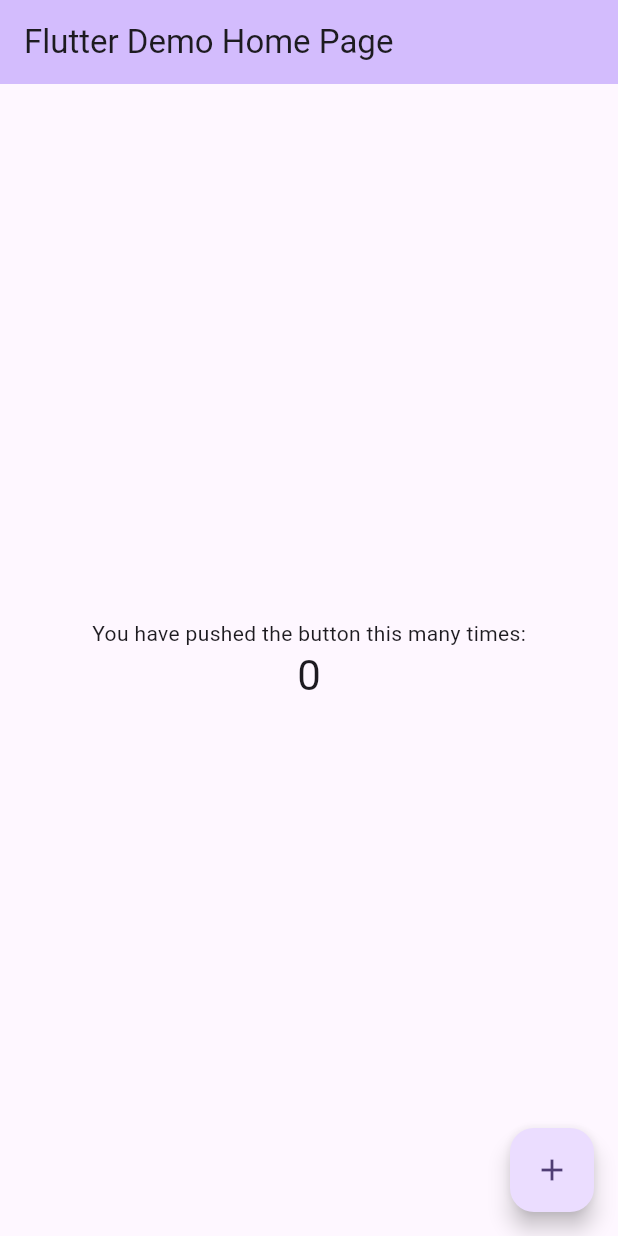
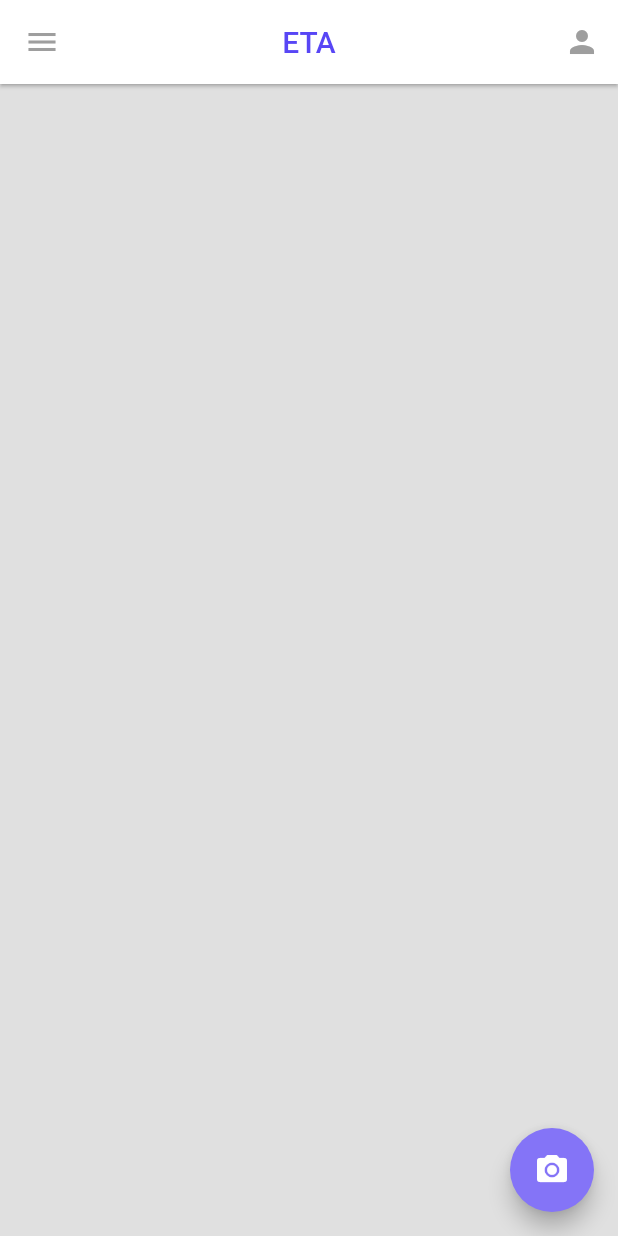
Before and after one commit to Capstone-design-ETA/ETA_Flutter, a Flutter app: the screen it shows after launch, on a phone screen of 412 x 824 dp. Run offline on Flutter 3.47's test engine with Material 2 defaults, Android fonts, the light colour scheme and no system bars.

Commit message:
feat: add map_view.dart #3

```diff
--- a/lib/main.dart
+++ b/lib/main.dart
@@ -1,125 +1,27 @@
 import 'package:flutter/material.dart';
+
+import 'view/map_view.dart';
 
 void main() {
   runApp(const MyApp());
 }
 
-class MyApp extends StatelessWidget {
+class MyApp extends StatefulWidget {
   const MyApp({super.key});
+  State<MyApp> createState() => _MyAppState();
+}
 
+class _MyAppState extends State<MyApp> {
   // This widget is the root of your application.
   @override
   Widget build(BuildContext context) {
     return MaterialApp(
-      title: 'Flutter Demo',
-      theme: ThemeData(
-        // This is the theme of your application.
-        //
-        // TRY THIS: Try running your application with "flutter run". You'll see
-        // the application has a blue toolbar. Then, without quitting the app,
-        // try changing the seedColor in the colorScheme below to Colors.green
-        // and then invoke "hot reload" (save your changes or press the "hot
-        // reload" button in a Flutter-supported IDE, or press "r" if you used
-        // the command line to start the app).
-        //
-        // Notice that the counter didn't reset back to zero; the application
-        // state is not lost during the reload. To reset the state, use hot
-        // restart instead.
-        //
-        // This works for code too, not just values: Most code changes can be
-        // tested with just a hot reload.
-        colorScheme: ColorScheme.fromSeed(seedColor: Colors.deepPurple),
-        useMaterial3: true,
-      ),
-      home: const MyHomePage(title: 'Flutter Demo Home Page'),
+      debugShowCheckedModeBanner: false,
+      title: 'ETA',
+      initialRoute: '/',
+      routes: {
+        '/': (context) => MapView(),
+      },
     );
   }
 }
-
-class MyHomePage extends StatefulWidget {
-  const MyHomePage({super.key, required this.title});
-
-  // This widget is the home page of your application. It is stateful, meaning
-  // that it has a State object (defined below) that contains fields that affect
-  // how it looks.
-
-  // This class is the configuration for the state. It holds the values (in this
-  // case the title) provided by the parent (in this case the App widget) and
-  // used by the build method of the State. Fields in a Widget subclass are
-  // always marked "final".
-
-  final String title;
-
-  @override
-  State<MyHomePage> createState() => _MyHomePageState();
-}
-
-class _MyHomePageState extends State<MyHomePage> {
-  int _counter = 0;
-
-  void _incrementCounter() {
-    setState(() {
-      // This call to setState tells the Flutter framework that something has
-      // changed in this State, which causes it to rerun the build method below
-      // so that the display can reflect the updated values. If we changed
-      // _counter without calling setState(), then the build method would not be
-      // called again, and so nothing would appear to happen.
-      _counter++;
-    });
-  }
-
-  @override
-  Widget build(BuildContext context) {
-    // This method is rerun every time setState is called, for instance as done
-    // by the _incrementCounter method above.
-    //
-    // The Flutter framework has been optimized to make rerunning build methods
-    // fast, so that you can just rebuild anything that needs updating rather
-    // than having to individually change instances of widgets.
-    return Scaffold(
-      appBar: AppBar(
-        // TRY THIS: Try changing the color here to a specific color (to
-        // Colors.amber, perhaps?) and trigger a hot reload to see the AppBar
-        // change color while the other colors stay the same.
-        backgroundColor: Theme.of(context).colorScheme.inversePrimary,
-        // Here we take the value from the MyHomePage object that was created by
-        // the App.build method, and use it to set our appbar title.
-        title: Text(widget.title),
-      ),
-      body: Center(
-        // Center is a layout widget. It takes a single child and positions it
-        // in the middle of the parent.
-        child: Column(
-          // Column is also a layout widget. It takes a list of children and
-          // arranges them vertically. By default, it sizes itself to fit its
-          // children horizontally, and tries to be as tall as its parent.
-          //
-          // Column has various properties to control how it sizes itself and
-          // how it positions its children. Here we use mainAxisAlignment to
-          // center the children vertically; the main axis here is the vertical
-          // axis because Columns are vertical (the cross axis would be
-          // horizontal).
-          //
-          // TRY THIS: Invoke "debug painting" (choose the "Toggle Debug Paint"
-          // action in the IDE, or press "p" in the console), to see the
-          // wireframe for each widget.
-          mainAxisAlignment: MainAxisAlignment.center,
-          children: <Widget>[
-            const Text(
-              'You have pushed the button this many times:',
-            ),
-            Text(
-              '$_counter',
-              style: Theme.of(context).textTheme.headlineMedium,
-            ),
-          ],
-        ),
-      ),
-      floatingActionButton: FloatingActionButton(
-        onPressed: _incrementCounter,
-        tooltip: 'Increment',
-        child: const Icon(Icons.add),
-      ), // This trailing comma makes auto-formatting nicer for build methods.
-    );
-  }
-}
--- /dev/null
+++ b/lib/view/map_view.dart
@@ -0,0 +1,83 @@
+import 'package:flutter/material.dart';
+
+class MapView extends StatefulWidget {
+  const MapView({super.key});
+
+  @override
+  State<MapView> createState() => _MapViewState();
+}
+
+class _MapViewState extends State<MapView> {
+  @override
+  Widget build(BuildContext context) {
+    return Scaffold(
+      backgroundColor: Colors.white,
+      appBar: AppBar(
+        backgroundColor: Colors.white,
+        title: Text(
+          'ETA',
+          style: TextStyle(color: Color(0xFF5846F5)),
+        ),
+        centerTitle: true,
+        elevation: 1.0,
+        leading: IconButton(
+            onPressed: () {}, icon: Icon(Icons.menu, color: Color(0xFF9E9E9E))),
+        actions: [
+          IconButton(
+              onPressed: () {},
+              icon: Icon(Icons.person, color: Color(0xFF9E9E9E))),
+        ],
+      ),
+      body: Container(color: Colors.black12),
+      floatingActionButton: FloatingActionButton(
+          onPressed: () {
+            Navigator.pushNamed(context, '/writing');
+          },
+          child: Icon(Icons.camera_alt, color: Colors.white),
+          backgroundColor: Color(0xFF8474F7)),
+    );
+  }
+}
+
+// 사진과 일기 개수 배지
+// Stack(children: [
+// Positioned(
+// top: 15,
+// child: Container(
+// width: 70.0,
+// height: 70.0,
+// decoration: BoxDecoration(
+// color: Color(0xFF9E9E9E),
+// borderRadius: BorderRadius.circular(20),
+// boxShadow: [
+// BoxShadow(
+// color: Colors.grey.withOpacity(0.9),
+// spreadRadius: 0,
+// blurRadius: 5.0,
+// offset: Offset(0, 5), // changes position of shadow
+// ),
+// ],
+// )),
+// ),
+// Positioned(
+// left: 50,
+// child: Container(
+// child: Center(
+// child: Text(
+// '1',
+// textAlign: TextAlign.center,
+// style: TextStyle(
+// color: Colors.white,
+// fontSize: 20,
+// fontWeight: FontWeight.w800,
+// ),
+// ),
+// ),
+// width: 30.0,
+// height: 30.0,
+// decoration: BoxDecoration(
+// color: Color(0xFF8474F7),
+// borderRadius: BorderRadius.circular(10),
+// )),
+// ),
+// ])
```
